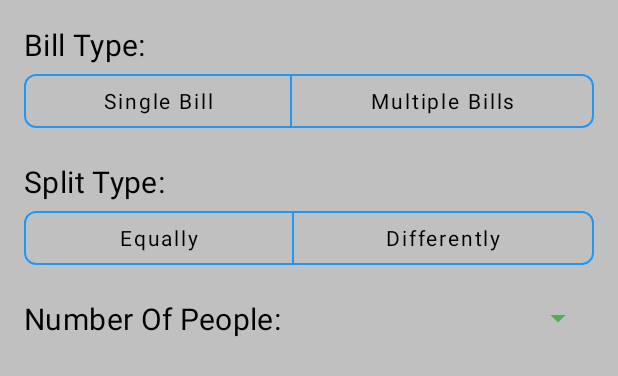
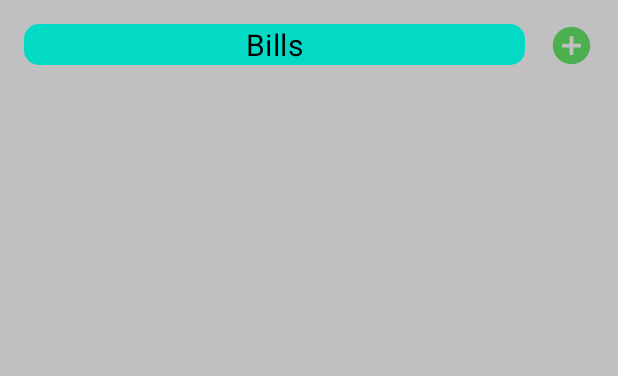
Before and after one commit to yuheng-liu/HandyTools, an Android app: the layout fragment_bill_type.xml on its own in the app's theme, with its tools: preview values and no code run, on a phone screen of 412 x 824 dp. Shown: the top 376 px of the screen. Run offline under Robolectric (Android 15) with nearby library versions, the light colour scheme and no system bars.

Commit message:
Reworked some parts
Reworked bills fragment

```diff
--- a/app/src/main/java/com/liuyuheng/handytools/internal/KoinModules.kt
+++ b/app/src/main/java/com/liuyuheng/handytools/internal/KoinModules.kt
@@ -1,7 +1,10 @@
 package com.liuyuheng.handytools.internal
 
 import android.content.Context
+import com.liuyuheng.handytools.repository.BillCalculatorRepo
+import com.liuyuheng.handytools.ui.billcalculator.BillCalculatorViewModel
 import org.koin.android.ext.koin.androidContext
+import org.koin.android.viewmodel.dsl.viewModel
 import org.koin.core.context.startKoin
 import org.koin.dsl.module
 
@@ -11,10 +14,14 @@ object KoinModules {
         // Android context
         androidContext(context)
         // modules
-        modules(listOf())
+        modules(listOf(uiModules, repoModules))
     }
 
     private val uiModules = module {
+        viewModel { BillCalculatorViewModel() }
+    }
 
+    private val repoModules = module {
+        BillCalculatorRepo()
     }
 }
--- /dev/null
+++ b/app/src/main/java/com/liuyuheng/handytools/repository/BillCalculatorRepo.kt
@@ -0,0 +1,18 @@
+package com.liuyuheng.handytools.repository
+
+class BillCalculatorRepo {
+
+}
+
+data class Bill(
+    val id: Int,
+    val totalPrice: Int,
+    val items: List<BillItem>,
+    val paidBy: String
+) {
+    data class BillItem(
+        val name: String,
+        val price: Int,
+        val paidBy: String
+    )
+}
--- a/app/src/main/java/com/liuyuheng/handytools/ui/bill/BillTypeFragment.kt
+++ /dev/null
@@ -1,42 +0,0 @@
-package com.liuyuheng.handytools.ui.bill
-
-import android.os.Bundle
-import android.view.LayoutInflater
-import android.view.View
-import android.view.ViewGroup
-import android.widget.ArrayAdapter
-import androidx.fragment.app.Fragment
-import com.liuyuheng.common.extensions.visible
-import com.liuyuheng.handytools.databinding.FragmentBillTypeBinding
-
-class BillTypeFragment : Fragment() {
-
-    private lateinit var binding: FragmentBillTypeBinding
-
-    override fun onCreateView(inflater: LayoutInflater, container: ViewGroup?, savedInstanceState: Bundle?): View {
-        binding = FragmentBillTypeBinding.inflate(inflater, container, false)
-        return binding.root
-    }
-
-    override fun onViewCreated(view: View, savedInstanceState: Bundle?) {
-        super.onViewCreated(view, savedInstanceState)
-
-        setupUi()
-        setupListeners()
-    }
-
-    private fun setupUi() {
-        binding.spinnerNumberOfPeople.adapter = ArrayAdapter(requireContext(), android.R.layout.simple_list_item_1, (1..20).toList())
-    }
-
-    private fun setupListeners() {
-        binding.toggleGroupBillType.addOnButtonCheckedListener { _, _, _ ->
-            binding.toggleGroupBillType.isSelectionRequired = true
-            binding.groupSplitType.visible()
-        }
-        binding.toggleGroupSplitType.addOnButtonCheckedListener { _, _, _ ->
-            binding.toggleGroupSplitType.isSelectionRequired = true
-            binding.groupNumberOfPeople.visible()
-        }
-    }
-}
--- /dev/null
+++ b/app/src/main/java/com/liuyuheng/handytools/ui/billcalculator/BillCalculatorFragment.kt
@@ -0,0 +1,32 @@
+package com.liuyuheng.handytools.ui.billcalculator
+
+import android.os.Bundle
+import android.view.LayoutInflater
+import android.view.View
+import android.view.ViewGroup
+import androidx.fragment.app.Fragment
+import com.liuyuheng.handytools.databinding.FragmentBillTypeBinding
+
+class BillCalculatorFragment : Fragment() {
+
+    private lateinit var binding: FragmentBillTypeBinding
+
+    private lateinit var billsListAdapter: BillsAdapter
+
+    override fun onCreateView(inflater: LayoutInflater, container: ViewGroup?, savedInstanceState: Bundle?): View {
+        binding = FragmentBillTypeBinding.inflate(inflater, container, false)
+        return binding.root
+    }
+
+    override fun onViewCreated(view: View, savedInstanceState: Bundle?) {
+        super.onViewCreated(view, savedInstanceState)
+
+        setupListeners()
+    }
+
+    private fun setupListeners() {
+        binding.imageButtonAddBill.setOnClickListener {
+
+        }
+    }
+}
--- /dev/null
+++ b/app/src/main/java/com/liuyuheng/handytools/ui/billcalculator/BillCalculatorViewModel.kt
@@ -0,0 +1,7 @@
+package com.liuyuheng.handytools.ui.billcalculator
+
+import androidx.lifecycle.ViewModel
+
+class BillCalculatorViewModel: ViewModel() {
+
+}
--- /dev/null
+++ b/app/src/main/java/com/liuyuheng/handytools/ui/billcalculator/BillsAdapter.kt
@@ -0,0 +1,33 @@
+package com.liuyuheng.handytools.ui.billcalculator
+
+import android.view.LayoutInflater
+import android.view.View
+import android.view.ViewGroup
+import androidx.recyclerview.widget.DiffUtil
+import androidx.recyclerview.widget.RecyclerView
+import com.liuyuheng.handytools.R
+import com.liuyuheng.handytools.repository.Bill
+
+class BillsAdapter(): androidx.recyclerview.widget.ListAdapter<Bill, BillsAdapter.BillItemViewHolder>(BillsDiffCallback()) {
+
+    override fun onCreateViewHolder(parent: ViewGroup, viewType: Int): BillItemViewHolder {
+        return BillItemViewHolder(LayoutInflater.from(parent.context).inflate(R.layout. , parent, false))
+    }
+
+    override fun onBindViewHolder(holder: BillItemViewHolder, position: Int) {
+        holder.bind()
+    }
+
+    class BillItemViewHolder(itemView: View): RecyclerView.ViewHolder(itemView) {
+        fun bind() = with(itemView) {
+
+        }
+    }
+
+    companion object {
+        private class BillsDiffCallback: DiffUtil.ItemCallback<Bill>() {
+            override fun areItemsTheSame(oldItem: Bill, newItem: Bill): Boolean { return oldItem.id == newItem.id }
+            override fun areContentsTheSame(oldItem: Bill, newItem: Bill): Boolean { return oldItem == newItem }
+        }
+    }
+}
--- /dev/null
+++ b/app/src/main/res/drawable/bg_rounded_10dp.xml
@@ -0,0 +1,5 @@
+<?xml version="1.0" encoding="utf-8"?>
+<shape xmlns:android="http://schemas.android.com/apk/res/android">
+    <corners android:radius="10dp" />
+    <solid android:color="?colorSecondary" />
+</shape>
--- /dev/null
+++ b/app/src/main/res/drawable/ic_add_circle.xml
@@ -0,0 +1,10 @@
+<vector xmlns:android="http://schemas.android.com/apk/res/android"
+    android:width="24dp"
+    android:height="24dp"
+    android:viewportWidth="24"
+    android:viewportHeight="24"
+    android:tint="?attr/colorAccent">
+  <path
+      android:fillColor="@android:color/white"
+      android:pathData="M12,2C6.48,2 2,6.48 2,12s4.48,10 10,10 10,-4.48 10,-10S17.52,2 12,2zM17,13h-4v4h-2v-4L7,13v-2h4L11,7h2v4h4v2z"/>
+</vector>
--- a/app/src/main/res/layout/fragment_bill_type.xml
+++ b/app/src/main/res/layout/fragment_bill_type.xml
@@ -1,120 +1,40 @@
 <?xml version="1.0" encoding="utf-8"?>
 <androidx.constraintlayout.widget.ConstraintLayout xmlns:android="http://schemas.android.com/apk/res/android"
     xmlns:app="http://schemas.android.com/apk/res-auto"
-    xmlns:tools="http://schemas.android.com/tools"
     android:layout_width="match_parent"
     android:layout_height="match_parent"
     android:padding="@dimen/default_margin_padding"
     android:animateLayoutChanges="true">
 
     <TextView
-        android:id="@+id/textView_bill_type_text"
-        android:layout_width="wrap_content"
+        android:id="@+id/textView_bills_title"
+        android:layout_width="0dp"
         android:layout_height="wrap_content"
-        android:text="@string/bill_type"
-        android:textAppearance="@style/TextAppearance.MaterialComponents.Headline6"
+        android:gravity="center"
+        android:layout_marginEnd="@dimen/default_margin_padding"
+        android:text="@string/bills"
+        android:background="@drawable/bg_rounded_10dp"
         app:layout_constraintStart_toStartOf="parent"
-        app:layout_constraintTop_toTopOf="parent" />
+        app:layout_constraintEnd_toStartOf="@+id/imageButton_add_bill"
+        app:layout_constraintTop_toTopOf="parent"/>
 
-    <com.google.android.material.button.MaterialButtonToggleGroup
-        android:id="@+id/toggleGroup_bill_type"
-        android:layout_width="match_parent"
+    <ImageButton
+        android:id="@+id/imageButton_add_bill"
+        android:layout_width="@dimen/default_icon_size"
+        android:layout_height="@dimen/default_icon_size"
+        android:src="@drawable/ic_add_circle"
+        android:scaleType="fitXY"
+        app:layout_constraintEnd_toEndOf="parent"
+        app:layout_constraintTop_toTopOf="@id/textView_bills_title"
+        app:layout_constraintBottom_toBottomOf="@id/textView_bills_title"/>
+
+    <androidx.recyclerview.widget.RecyclerView
+        android:id="@+id/recyclerView_bills"
+        android:layout_width="0dp"
         android:layout_height="wrap_content"
-        app:singleSelection="true"
+        android:layout_marginTop="@dimen/small_margin_padding"
+        app:layout_constraintTop_toBottomOf="@id/textView_bills_title"
         app:layout_constraintStart_toStartOf="parent"
-        app:layout_constraintEnd_toEndOf="parent"
-        app:layout_constraintTop_toBottomOf="@id/textView_bill_type_text">
-
-        <Button
-            android:id="@+id/button_single_bill"
-            style="?attr/materialButtonOutlinedStyle"
-            android:layout_width="wrap_content"
-            android:layout_height="wrap_content"
-            android:layout_weight="1"
-            android:text="@string/single_bill" />
-
-        <Button
-            android:id="@+id/button_multi_bill"
-            style="?attr/materialButtonOutlinedStyle"
-            android:layout_width="wrap_content"
-            android:layout_height="wrap_content"
-            android:layout_weight="1"
-            android:text="@string/multiple_bills" />
-
-    </com.google.android.material.button.MaterialButtonToggleGroup>
-
-    <TextView
-        android:id="@+id/textView_split_type_text"
-        android:layout_width="wrap_content"
-        android:layout_height="wrap_content"
-        android:layout_marginTop="@dimen/default_margin_padding"
-        android:text="@string/split_type"
-        android:textAppearance="@style/TextAppearance.MaterialComponents.Headline6"
-        app:layout_constraintStart_toStartOf="parent"
-        app:layout_constraintTop_toBottomOf="@id/toggleGroup_bill_type" />
-
-    <com.google.android.material.button.MaterialButtonToggleGroup
-        android:id="@+id/toggleGroup_split_type"
-        android:layout_width="match_parent"
-        android:layout_height="wrap_content"
-        app:singleSelection="true"
-        app:layout_constraintStart_toStartOf="parent"
-        app:layout_constraintEnd_toEndOf="parent"
-        app:layout_constraintTop_toBottomOf="@id/textView_split_type_text">
-
-        <Button
-            android:id="@+id/button_split_equally"
-            style="?attr/materialButtonOutlinedStyle"
-            android:layout_width="wrap_content"
-            android:layout_height="wrap_content"
-            android:layout_weight="1"
-            android:text="@string/equally" />
-
-        <Button
-            android:id="@+id/button_split_differently"
-            style="?attr/materialButtonOutlinedStyle"
-            android:layout_width="wrap_content"
-            android:layout_height="wrap_content"
-            android:layout_weight="1"
-            android:text="@string/differently" />
-
-    </com.google.android.material.button.MaterialButtonToggleGroup>
-
-    <androidx.constraintlayout.widget.Group
-        android:id="@+id/group_split_type"
-        android:layout_width="0dp"
-        android:layout_height="0dp"
-        android:visibility="gone"
-        tools:visibility="visible"
-        app:constraint_referenced_ids="textView_split_type_text, toggleGroup_split_type"/>
-
-    <TextView
-        android:id="@+id/textView_number_of_people"
-        android:layout_width="wrap_content"
-        android:layout_height="wrap_content"
-        android:layout_marginTop="@dimen/default_margin_padding"
-        android:text="@string/number_of_people"
-        android:textAppearance="@style/TextAppearance.MaterialComponents.Headline6"
-        app:layout_constraintStart_toStartOf="parent"
-        app:layout_constraintTop_toBottomOf="@+id/toggleGroup_split_type" />
-
-    <Spinner
-        android:id="@+id/spinner_number_of_people"
-        android:layout_width="0dp"
-        android:layout_height="0dp"
-        android:layout_marginStart="@dimen/default_layout_padding"
-        app:layout_constraintStart_toEndOf="@+id/textView_number_of_people"
-        app:layout_constraintEnd_toEndOf="parent"
-        app:layout_constraintTop_toTopOf="@+id/textView_number_of_people"
-        app:layout_constraintBottom_toBottomOf="@+id/textView_number_of_people"/>
-
-    <androidx.constraintlayout.widget.Group
-        android:id="@+id/group_number_of_people"
-        android:layout_width="0dp"
-        android:layout_height="0dp"
-        android:visibility="gone"
-        tools:visibility="visible"
-        app:constraint_referenced_ids="textView_number_of_people, spinner_number_of_people"/>
-
+        app:layout_constraintEnd_toEndOf="parent"/>
 
 </androidx.constraintlayout.widget.ConstraintLayout>
--- a/app/src/main/res/navigation/nav_graph.xml
+++ b/app/src/main/res/navigation/nav_graph.xml
@@ -7,7 +7,7 @@
 
     <fragment
         android:id="@+id/billTypeFragment"
-        android:name="com.liuyuheng.handytools.ui.bill.BillTypeFragment"
+        android:name="com.liuyuheng.handytools.ui.billcalculator.BillCalculatorFragment"
         android:label="Bill Calculator"
         tools:layout="@layout/fragment_bill_type"/>
     <fragment
--- a/app/src/main/res/values/dimen.xml
+++ b/app/src/main/res/values/dimen.xml
@@ -1,5 +1,6 @@
 <?xml version="1.0" encoding="utf-8"?>
 <resources>
     <dimen name="default_margin_padding">16dp</dimen>
+    <dimen name="small_margin_padding">8dp</dimen>
 
 </resources>
--- a/app/src/main/res/values/dimens.xml
+++ b/app/src/main/res/values/dimens.xml
@@ -1,4 +1,5 @@
 <?xml version="1.0" encoding="utf-8"?>
 <resources>
     <dimen name="default_layout_padding">16dp</dimen>
+    <dimen name="default_icon_size">30dp</dimen>
 </resources>
--- a/app/src/main/res/values/strings.xml
+++ b/app/src/main/res/values/strings.xml
@@ -4,11 +4,5 @@
     <string name="add">add</string>
     <string name="confirm">Confirm</string>
     <string name="bill_calculator">Bill Calculator</string>
-    <string name="bill_type">Bill Type:</string>
-    <string name="single_bill">Single Bill</string>
-    <string name="multiple_bills">Multiple Bills</string>
-    <string name="split_type">Split Type:</string>
-    <string name="equally">Equally</string>
-    <string name="differently">Differently</string>
-    <string name="number_of_people">Number Of People:</string>
+    <string name="bills">Bills</string>
 </resources>
--- a/app/src/main/res/values/styles.xml
+++ b/app/src/main/res/values/styles.xml
@@ -51,6 +51,8 @@
         <item name="materialButtonStyle">@style/AppTheme.Button</item> <!-- defaults to contained -->
         <item name="materialButtonOutlinedStyle">@style/AppTheme.OutlinedButton</item>
         <item name="android:spinnerStyle">@style/AppTheme.Spinner</item>
+        <item name="android:textViewStyle">@style/AppTheme.TextView</item>
+        <item name="imageButtonStyle">@style/AppTheme.ImageButton</item>
 
     </style>
 
@@ -69,4 +71,13 @@
         <item name="backgroundTint">?colorAccent</item>
     </style>
 
+    <style name="AppTheme.TextView" parent="Widget.AppCompat.TextView">
+        <item name="android:textAppearance">@style/TextAppearance.MaterialComponents.Headline6</item>
+    </style>
+
+    <style name="AppTheme.ImageButton" parent="Widget.AppCompat.ImageButton">
+        <item name="backgroundTint">@android:color/transparent</item>
+        <item name="android:padding">0dp</item>
+    </style>
+
 </resources>
--- a/build.gradle
+++ b/build.gradle
@@ -12,7 +12,7 @@ buildscript {
         appCompatVersion = '1.1.0'
         constraintLayoutVersion = '2.0.4'
         coroutinesVersion = '1.3.7'
-        fragmentVersion = '1.3.0-beta01'
+        fragmentVersion = '1.3.0-beta02'
         glideVersion = '4.11.0'
         gradleVersion = '3.6.1'
         kotlinVersion = '1.4.20'
@@ -20,7 +20,7 @@ buildscript {
         ktxVersion = '1.3.2'
         lifecycleVersion = "2.2.0"
         materialVersion = '1.3.0-alpha04'
-        navigationVersion = "2.3.1"
+        navigationVersion = "2.3.2"
         roomVersion = '2.2.5'
         retrofitVersion = '2.6.2'
         recyclerviewVersion = '1.1.0'
@@ -36,7 +36,7 @@ buildscript {
     dependencies {
         classpath 'com.android.tools.build:gradle:4.1.1'
         classpath "org.jetbrains.kotlin:kotlin-gradle-plugin:$kotlinVersion"
-        classpath "androidx.navigation:navigation-safe-args-gradle-plugin:2.3.1"
+        classpath "androidx.navigation:navigation-safe-args-gradle-plugin:2.3.2"
     }
 }
 
```
